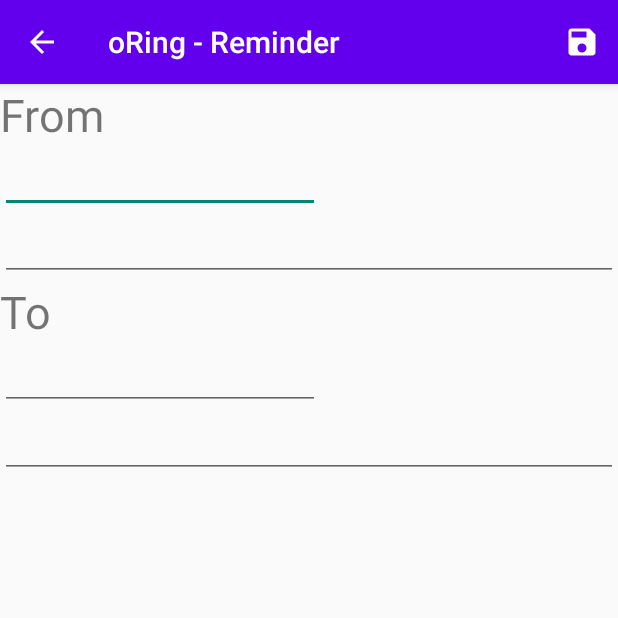
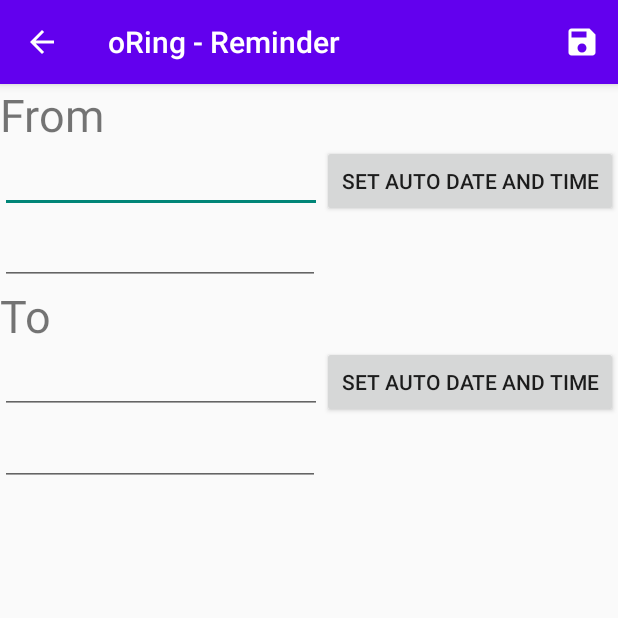
Before and after one commit to lubenard/oRing_Reminder, an Android app: the CreateNewEntry screen opened directly, with no data from a screen before it, on a phone screen of 412 x 824 dp, the top half of it. Run offline under Robolectric (Android 15) with nearby library versions, the phone set to English and light mode, and no system bars.

Commit message:
Added button to make easier the input for creating a new entry

```diff
--- a/app/src/main/java/com/lubenard/oring_reminder/CreateNewEntry.java
+++ b/app/src/main/java/com/lubenard/oring_reminder/CreateNewEntry.java
@@ -4,12 +4,16 @@ import android.os.Bundle;
 import android.util.Log;
 import android.view.Menu;
 import android.view.MenuItem;
+import android.view.View;
+import android.widget.Button;
 import android.widget.EditText;
 
 import androidx.annotation.Nullable;
 import androidx.appcompat.app.AppCompatActivity;
 
+import java.text.ParseException;
 import java.text.SimpleDateFormat;
+import java.util.Date;
 
 public class CreateNewEntry extends AppCompatActivity {
 
@@ -17,6 +21,37 @@ public class CreateNewEntry extends AppCompatActivity {
     protected void onCreate(@Nullable Bundle savedInstanceState) {
         super.onCreate(savedInstanceState);
         setContentView(R.layout.activity_create_new_entry);
+
+        EditText new_entry_date_from = findViewById(R.id.new_entry_date_from);
+        EditText new_entry_time_from = findViewById(R.id.new_entry_time_from);
+
+        EditText new_entry_date_to = findViewById(R.id.new_entry_date_to);
+        EditText new_entry_time_to = findViewById(R.id.new_entry_time_to);
+
+        Button auto_from_button = findViewById(R.id.new_entry_auto_date_from);
+        Button new_entry_auto_date_to = findViewById(R.id.new_entry_auto_date_to);
+
+        auto_from_button.setOnClickListener(new View.OnClickListener() {
+            @Override
+            public void onClick(View view) {
+                SimpleDateFormat dateFormat = new SimpleDateFormat("yyyy-MM-dd HH:mm:ss");
+                Date date = new Date();
+                String[] fullDate = dateFormat.format(date).split(" ");
+                new_entry_date_from.setText(fullDate[0]);
+                new_entry_time_from.setText(fullDate[1]);
+            }
+        });
+
+        new_entry_auto_date_to.setOnClickListener(new View.OnClickListener() {
+            @Override
+            public void onClick(View view) {
+                SimpleDateFormat dateFormat = new SimpleDateFormat("yyyy-MM-dd HH:mm:ss");
+                Date date = new Date();
+                String[] fullDate = dateFormat.format(date).split(" ");
+                new_entry_date_to.setText(fullDate[0]);
+                new_entry_time_to.setText(fullDate[1]);
+            }
+        });
     }
 
     @Override
@@ -38,18 +73,14 @@ public class CreateNewEntry extends AppCompatActivity {
             String dateRemoved = ((EditText)findViewById(R.id.new_entry_date_to)).getText().toString();
             String timeRemoved = ((EditText)findViewById(R.id.new_entry_time_to)).getText().toString();
 
-
-            String formattedDatePut = String.format("%s %s:00", datePut, timePut);
-
-            String formattedDateRemoved = String.format("%s %s:00", dateRemoved, timeRemoved);
+            String formattedDatePut = String.format("%s %s", datePut, timePut);
+            String formattedDateRemoved = String.format("%s %s", dateRemoved, timeRemoved);
 
             Log.d("Create new entry", "Formatted string Put is = " + formattedDatePut);
             Log.d("Create new entry", "Formatted string removed is = " + formattedDateRemoved);
 
             dbManager.createNewDatesRing(formattedDatePut, formattedDateRemoved);
-
             finish();
-            return true;
         }
         return super.onOptionsItemSelected(item);
     }
--- a/app/src/main/java/com/lubenard/oring_reminder/DbManager.java
+++ b/app/src/main/java/com/lubenard/oring_reminder/DbManager.java
@@ -121,7 +121,7 @@ public class DbManager extends SQLiteOpenHelper {
         ContentValues cv = new ContentValues();
         cv.put(ringTablePut, datePut);
         cv.put(ringTableRemoved, dateRemoved);
-        cv.put(ringTableTimeWeared, getDateDiff(datePut, dateRemoved, TimeUnit.HOURS));
+        cv.put(ringTableTimeWeared, getDateDiff(datePut, dateRemoved, TimeUnit.MINUTES));
 
         writableDB.insertWithOnConflict(ringTable, null, cv, SQLiteDatabase.CONFLICT_REPLACE);
     }
--- a/app/src/main/res/layout/activity_create_new_entry.xml
+++ b/app/src/main/res/layout/activity_create_new_entry.xml
@@ -11,16 +11,30 @@
         android:textSize="30dp"
         android:text="From" />
 
+    <LinearLayout
+        android:layout_width="match_parent"
+        android:layout_height="wrap_content"
+        android:orientation="horizontal">
+
         <EditText
             android:id="@+id/new_entry_date_from"
             android:layout_width="wrap_content"
             android:layout_height="wrap_content"
             android:ems="10"
+            android:layout_weight="1"
             android:inputType="date" />
+
+        <Button
+            android:id="@+id/new_entry_auto_date_from"
+            android:layout_width="wrap_content"
+            android:layout_height="wrap_content"
+            android:layout_weight="1"
+            android:text="Set auto Date and Time" />
+    </LinearLayout>
 
     <EditText
         android:id="@+id/new_entry_time_from"
-        android:layout_width="match_parent"
+        android:layout_width="wrap_content"
         android:layout_height="wrap_content"
         android:ems="10"
         android:inputType="time" />
@@ -32,16 +46,30 @@
         android:textSize="30dp"
         android:text="To" />
 
+    <LinearLayout
+        android:layout_width="match_parent"
+        android:layout_height="wrap_content"
+        android:orientation="horizontal">
+
         <EditText
             android:id="@+id/new_entry_date_to"
             android:layout_width="wrap_content"
             android:layout_height="wrap_content"
             android:ems="10"
+            android:layout_weight="1"
             android:inputType="date" />
+
+        <Button
+            android:id="@+id/new_entry_auto_date_to"
+            android:layout_width="wrap_content"
+            android:layout_height="wrap_content"
+            android:layout_weight="1"
+            android:text="Set auto Date and Time" />
+    </LinearLayout>
 
     <EditText
         android:id="@+id/new_entry_time_to"
-        android:layout_width="match_parent"
+        android:layout_width="wrap_content"
         android:layout_height="wrap_content"
         android:ems="10"
         android:inputType="time" />
```
Lines whose indentation alone changed are shown as unchanged.
